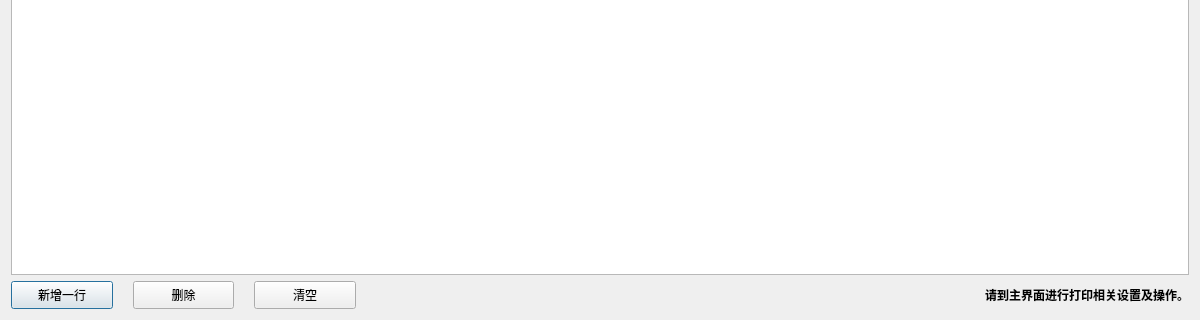
Before: the Qt Designer form DialogSell.ui in wlffeng2008/AkkoLabelPrinter, drawn with Qt 5; both pictures show x 0 to 1200 and y 448 to 768 of the 1200 by 768 pixel window.
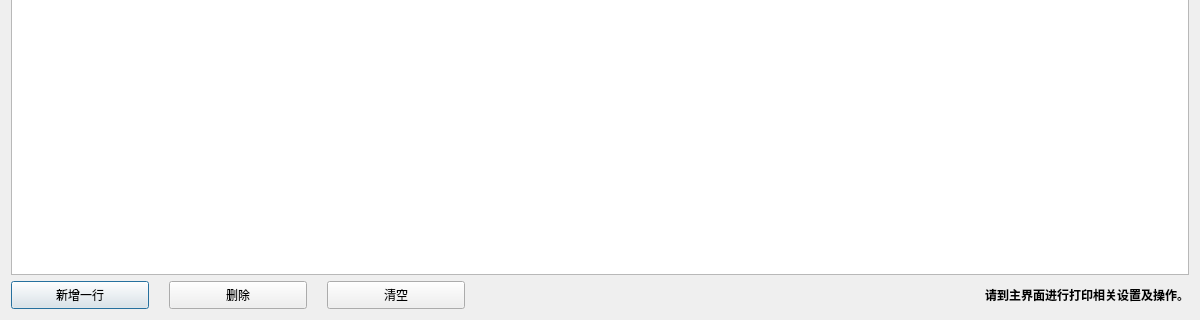
After: the same form once the commit is applied.

```diff
--- a/DialogSell.ui
+++ b/DialogSell.ui
@@ -85,9 +85,12 @@
        <property name="orientation">
         <enum>Qt::Horizontal</enum>
        </property>
+       <property name="sizeType">
+        <enum>QSizePolicy::Fixed</enum>
+       </property>
        <property name="sizeHint" stdset="0">
         <size>
-         <width>40</width>
+         <width>500</width>
          <height>20</height>
         </size>
        </property>
```
